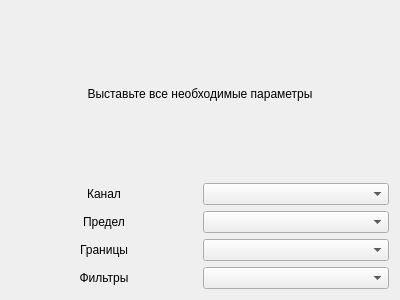
Qt form FunctionExtraction/DAQDeviceFunctionExtraction/daqdevicefunctionextractionwizardpage2setparameters.ui (nbezhodarnov/cardio_curve_approximation) before a commit.
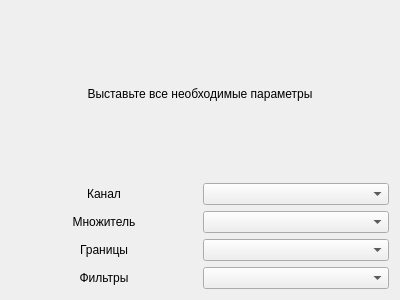
The same form after that commit.

Commit message: Fixed translation mistake (предел -> множитель).

The edit to the form file:
```diff
--- a/FunctionExtraction/DAQDeviceFunctionExtraction/daqdevicefunctionextractionwizardpage2setparameters.ui
+++ b/FunctionExtraction/DAQDeviceFunctionExtraction/daqdevicefunctionextractionwizardpage2setparameters.ui
@@ -46,7 +46,7 @@
      <item>
       <widget class="QLabel" name="gainLabel">
        <property name="text">
-        <string>Предел</string>
+        <string>Множитель</string>
        </property>
        <property name="alignment">
         <set>Qt::AlignCenter</set>
```
